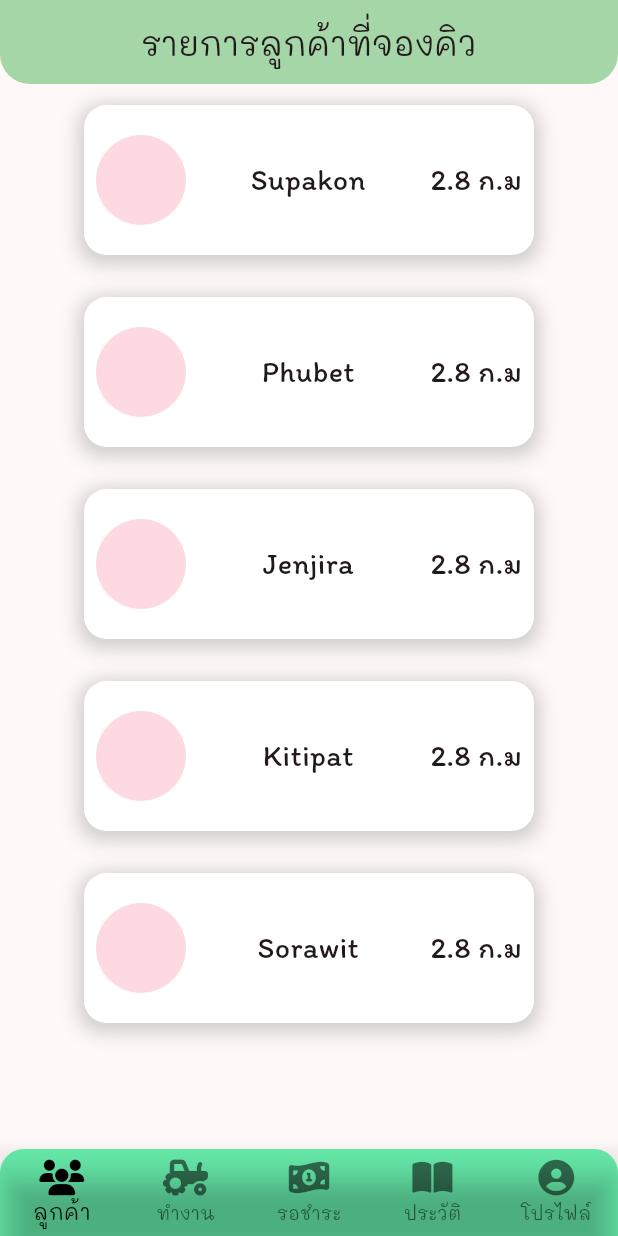
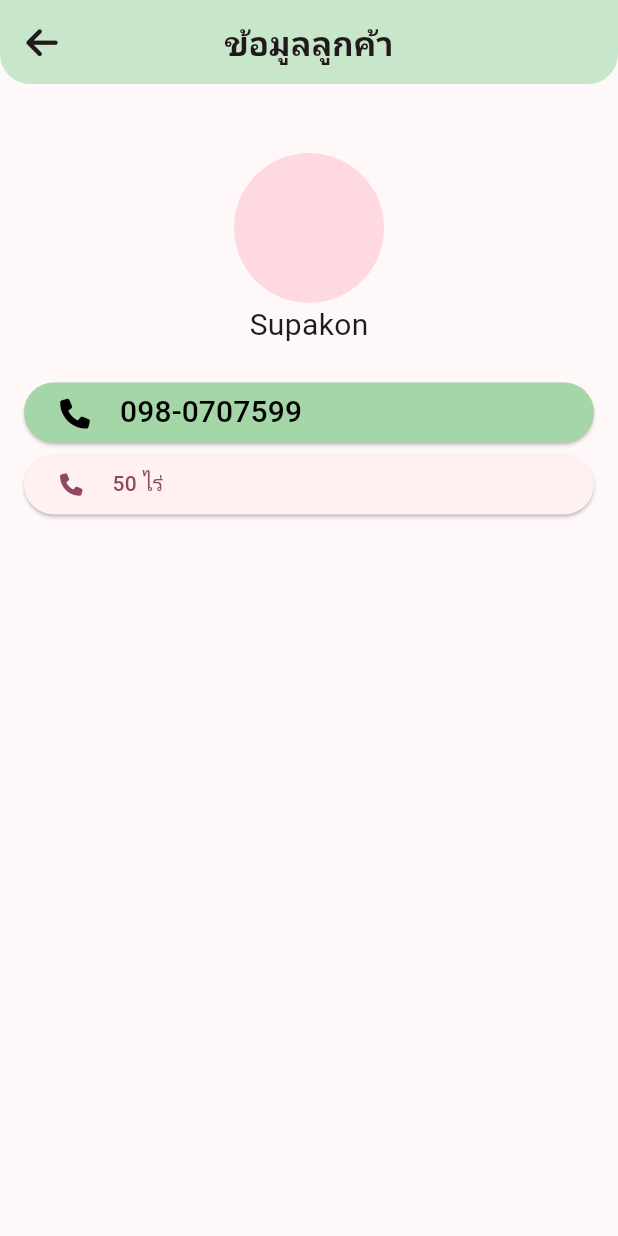
Before and after one commit to supakorn5/Tractor4u_frontend, a Flutter app: the Owner_home screen opened directly, after a tap on "Supakon", on a phone screen of 412 x 824 dp. Run offline on Flutter 3.47's test engine with Material 3 defaults, Android fonts, the phone set to English and light mode, and no system bars; our stand-ins replace font_awesome_flutter.

Commit message:
Customer_information

```diff
--- a/tracktor4u/lib/Page/Owner/Owner_home.dart
+++ b/tracktor4u/lib/Page/Owner/Owner_home.dart
@@ -31,9 +31,9 @@ class _Owner_homeState extends State<Owner_home> {
         child: Page[_currentitem],
       ),
       bottomNavigationBar: Container(
-        decoration: const BoxDecoration(
-          color: Colors.greenAccent,
-          borderRadius: BorderRadius.only(
+        decoration: BoxDecoration(
+          color: Colors.green.shade200,
+          borderRadius: const BorderRadius.only(
             topLeft: Radius.circular(16.0), // Adjust as needed
             topRight: Radius.circular(16.0), // Adjust as needed
           ),
--- /dev/null
+++ b/tracktor4u/lib/Page/Owner/reserve/Customer_information.dart
@@ -0,0 +1,113 @@
+import 'package:flutter/material.dart';
+import 'package:font_awesome_flutter/font_awesome_flutter.dart';
+import 'package:myproject/Page/Owner/Owner_home.dart';
+
+class CustomerInformation extends StatefulWidget {
+  late String name;
+  CustomerInformation({Key? key, required this.name}) : super(key: key);
+
+  @override
+  State<CustomerInformation> createState() => _CustomerInformationState();
+}
+
+class _CustomerInformationState extends State<CustomerInformation> {
+  late String name;
+
+  @override
+  void initState() {
+    super.initState();
+    name = widget.name;
+  }
+
+  @override
+  Widget build(BuildContext context) {
+    return Scaffold(
+      appBar: AppBar(
+        centerTitle: true,
+        flexibleSpace: Container(
+          decoration: BoxDecoration(
+            borderRadius: const BorderRadius.only(
+              bottomLeft: Radius.circular(20),
+              bottomRight: Radius.circular(20),
+            ),
+            color: Colors.green.shade100, // Adjust the color as needed
+          ),
+        ),
+        leading: IconButton(
+          onPressed: () {
+            Navigator.of(context).pushReplacement(MaterialPageRoute(
+              builder: (context) => const Owner_home(),
+            ));
+          },
+          icon: const Icon(
+              FontAwesomeIcons.arrowLeft), // Replace with your desired icon
+        ),
+        title: const Text(
+          "ข้อมูลลูกค้า",
+          style: TextStyle(fontFamily: "Mali", fontWeight: FontWeight.bold),
+        ),
+      ),
+      body: SafeArea(
+        child: Padding(
+          padding: const EdgeInsets.all(16.0),
+          child: Center(
+            child: Column(
+              children: [
+                const SizedBox(
+                  height: 30,
+                ),
+                const CircleAvatar(
+                  radius: 50,
+                ),
+                Text(
+                  name,
+                  style: const TextStyle(fontFamily: "Mali", fontSize: 20),
+                ),
+                const SizedBox(
+                  height: 20,
+                ),
+                ElevatedButton(
+                    style: ElevatedButton.styleFrom(
+                        backgroundColor: Colors.green.shade200),
+                    onPressed: () => null,
+                    child: const Row(
+                      children: [
+                        FaIcon(
+                          FontAwesomeIcons.phone,
+                          size: 20,
+                          color: Colors.black,
+                        ),
+                        SizedBox(
+                          width: 20,
+                        ),
+                        Text(
+                          "098-0707599",
+                          style: TextStyle(
+                              fontFamily: "Mali",
+                              color: Colors.black,
+                              fontSize: 20),
+                        ),
+                      ],
+                    )),
+                ElevatedButton(
+                    onPressed: () => null,
+                    child: const Row(
+                      children: [
+                        FaIcon(
+                          FontAwesomeIcons.phone,
+                          size: 15,
+                        ),
+                        SizedBox(
+                          width: 20,
+                        ),
+                        Text("50 ไร่"),
+                      ],
+                    )),
+              ],
+            ),
+          ),
+        ),
+      ),
+    );
+  }
+}
--- a/tracktor4u/lib/Page/Owner/reserve/Customer_reserve.dart
+++ b/tracktor4u/lib/Page/Owner/reserve/Customer_reserve.dart
@@ -23,7 +23,7 @@ class _Customer_reserveState extends State<Customer_reserve> {
       appBar: AppBar(
         title: const Text(
           "รายการลูกค้าที่จองคิว",
-          style: TextStyle(fontFamily: "Mali"),
+          style: TextStyle(fontFamily: "Mali", fontWeight: FontWeight.bold),
         ),
         centerTitle: true,
         flexibleSpace: Container(
--- a/tracktor4u/lib/Page/Wellcom/Login_Page.dart
+++ b/tracktor4u/lib/Page/Wellcom/Login_Page.dart
@@ -1,7 +1,6 @@
 import 'dart:ui';
 import 'package:flutter/material.dart';
 import 'package:myproject/Page/Owner/Owner_home.dart';
-import 'package:myproject/Page/Owner/reserve/Customer_reserve.dart';
 import 'package:myproject/Page/Wellcom/Register_Page.dart';
 import 'package:font_awesome_flutter/font_awesome_flutter.dart';
 
--- a/tracktor4u/lib/Widget/Card_customer_reservr.dart
+++ b/tracktor4u/lib/Widget/Card_customer_reservr.dart
@@ -1,4 +1,7 @@
+// ignore_for_file: must_be_immutable
+
 import 'package:flutter/material.dart';
+import 'package:myproject/Page/Owner/reserve/Customer_information.dart';
 
 class CardCustomerReserve extends StatefulWidget {
   late String name;
@@ -24,6 +27,13 @@ class _CardCustomerReserveState extends State<CardCustomerReserve> {
         child: GestureDetector(
           onTap: () {
             print(name);
+            Navigator.pushReplacement(
+                context,
+                MaterialPageRoute(
+                  builder: (context) => CustomerInformation(
+                    name: name,
+                  ),
+                ));
           },
           child: Container(
             width: 300,
@@ -49,9 +59,9 @@ class _CardCustomerReserveState extends State<CardCustomerReserve> {
                   ),
                   Text(
                     "$name",
-                    style: TextStyle(fontFamily: "Itim", fontSize: 20),
+                    style: const TextStyle(fontFamily: "Itim", fontSize: 20),
                   ),
-                  Text(
+                  const Text(
                     "2.8 ก.ม",
                     style: TextStyle(fontFamily: "Itim", fontSize: 20),
                   ),
--- a/tracktor4u/pubspec.yaml
+++ b/tracktor4u/pubspec.yaml
@@ -78,13 +78,13 @@ flutter:
   fonts:
     - family: Mali
       fonts:
-        - asset: Fonts/Mali-Regular.ttf
+        - asset: Fonts//Mali-Regular.ttf
     - family: Kanit
       fonts:
-        - asset: Fonts/Kanit-Regular.ttf
+        - asset: Fonts//Kanit-Regular.ttf
     - family: Itim
       fonts:
-        - asset: Fonts/Itim-Regular.ttf
+        - asset: Fonts//Itim-Regular.ttf
   #       - asset: fonts/TrajanPro_Bold.ttf
   #         weight: 700
   #
```
